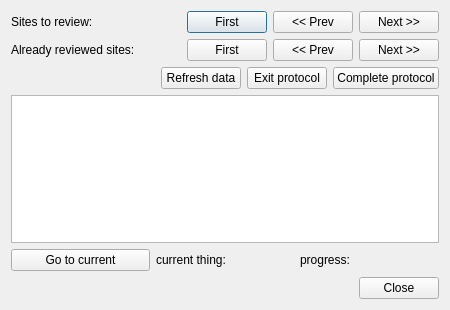
Before: the Qt Designer form neurolabi/gui/protocols/synapsepredictionprotocol.ui in janelia-flyem/NeuTu, drawn with Qt 5.
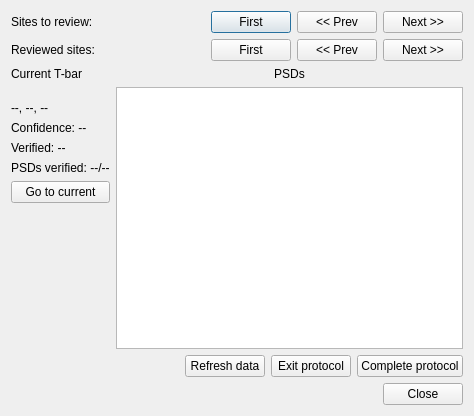
After: the same form once the commit is applied.

Commit message: redesigned current site labels and psd table; mostly working

What changed in the file:
```diff
--- a/neurolabi/gui/protocols/synapsepredictionprotocol.ui
+++ b/neurolabi/gui/protocols/synapsepredictionprotocol.ui
@@ -6,8 +6,8 @@
    <rect>
     <x>0</x>
     <y>0</y>
-    <width>450</width>
-    <height>310</height>
+    <width>474</width>
+    <height>416</height>
    </rect>
   </property>
   <property name="windowTitle">
@@ -62,9 +62,9 @@
    <item>
     <layout class="QHBoxLayout" name="horizontalLayout_4">
      <item>
-      <widget class="QLabel" name="label_3">
+      <widget class="QLabel" name="reviewedLabel">
        <property name="text">
-        <string>Already reviewed sites:</string>
+        <string>Reviewed sites:</string>
        </property>
       </widget>
      </item>
@@ -104,6 +104,94 @@
      </item>
     </layout>
    </item>
+   <item>
+    <layout class="QHBoxLayout" name="horizontalLayout_3">
+     <item>
+      <layout class="QVBoxLayout" name="verticalLayout_2">
+       <item>
+        <widget class="QLabel" name="currentLabel">
+         <property name="text">
+          <string>Current T-bar
+</string>
+         </property>
+        </widget>
+       </item>
+       <item>
+        <widget class="QLabel" name="preLocationLabel">
+         <property name="text">
+          <string>--, --, --</string>
+         </property>
+        </widget>
+       </item>
+       <item>
+        <widget class="QLabel" name="preConfLabel">
+         <property name="text">
+          <string>Confidence: --</string>
+         </property>
+        </widget>
+       </item>
+       <item>
+        <widget class="QLabel" name="preStatusLabel">
+         <property name="text">
+          <string>Verified: --</string>
+         </property>
+        </widget>
+       </item>
+       <item>
+        <widget class="QLabel" name="postSummaryLabel">
+         <property name="text">
+          <string>PSDs verified: --/--</string>
+         </property>
+        </widget>
+       </item>
+       <item>
+        <widget class="QPushButton" name="gotoButton">
+         <property name="text">
+          <string>Go to current</string>
+         </property>
+        </widget>
+       </item>
+       <item>
+        <spacer name="verticalSpacer">
+         <property name="orientation">
+          <enum>Qt::Vertical</enum>
+         </property>
+         <property name="sizeHint" stdset="0">
+          <size>
+           <width>20</width>
+           <height>40</height>
+          </size>
+         </property>
+        </spacer>
+       </item>
+      </layout>
+     </item>
+     <item>
+      <layout class="QVBoxLayout" name="verticalLayout_3">
+       <item>
+        <widget class="QLabel" name="label_3">
+         <property name="text">
+          <string>PSDs</string>
+         </property>
+         <property name="alignment">
+          <set>Qt::AlignCenter</set>
+         </property>
+        </widget>
+       </item>
+       <item>
+        <widget class="QTableView" name="sitesTableView">
+         <property name="editTriggers">
+          <set>QAbstractItemView::NoEditTriggers</set>
+         </property>
+         <property name="selectionMode">
+          <enum>QAbstractItemView::NoSelection</enum>
+         </property>
+        </widget>
+       </item>
+      </layout>
+     </item>
+    </layout>
+   </item>
    <item>
     <layout class="QHBoxLayout" name="horizontalLayout_2">
      <item>
@@ -142,41 +230,6 @@
      </item>
     </layout>
    </item>
-   <item>
-    <widget class="QTableView" name="sitesTableView">
-     <property name="editTriggers">
-      <set>QAbstractItemView::NoEditTriggers</set>
-     </property>
-     <property name="selectionMode">
-      <enum>QAbstractItemView::NoSelection</enum>
-     </property>
-    </widget>
-   </item>
-   <item>
-    <layout class="QHBoxLayout" name="horizontalLayout_3">
-     <item>
-      <widget class="QPushButton" name="gotoButton">
-       <property name="text">
-        <string>Go to current</string>
-       </property>
-      </widget>
-     </item>
-     <item>
-      <widget class="QLabel" name="currentLabel">
-       <property name="text">
-        <string>current thing:</string>
-       </property>
-      </widget>
-     </item>
-     <item>
-      <widget class="QLabel" name="progressLabel">
-       <property name="text">
-        <string>progress:</string>
-       </property>
-      </widget>
-     </item>
-    </layout>
-   </item>
    <item>
     <widget class="QDialogButtonBox" name="buttonBox">
      <property name="orientation">
```
Left out of the diff: 2 changed lines with no effect on the pictures. The commit also changes 2 other files.
